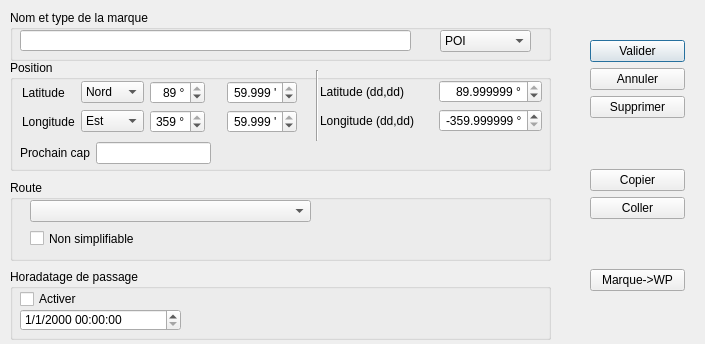
The window that src/Ui/POI_editor.ui (nohal/qtVlm) describes before a commit, drawn with Qt 5.
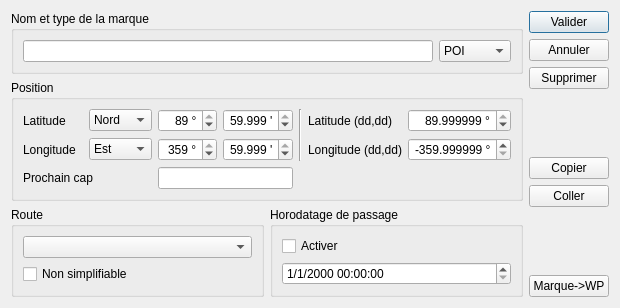
The same window after the commit.

Diff of the .ui file:
```diff
--- a/src/Ui/POI_editor.ui
+++ b/src/Ui/POI_editor.ui
@@ -6,76 +6,319 @@
    <rect>
     <x>0</x>
     <y>0</y>
-    <width>705</width>
-    <height>344</height>
+    <width>620</width>
+    <height>268</height>
    </rect>
   </property>
   <property name="windowTitle">
    <string notr="true">Marque :</string>
   </property>
-  <widget class="QWidget" name="widget" native="true">
-   <property name="geometry">
-    <rect>
-     <x>0</x>
-     <y>0</y>
-     <width>701</width>
-     <height>341</height>
-    </rect>
-   </property>
-   <property name="sizePolicy">
-    <sizepolicy hsizetype="Fixed" vsizetype="Fixed">
-     <horstretch>0</horstretch>
-     <verstretch>0</verstretch>
-    </sizepolicy>
-   </property>
-   <widget class="QGroupBox" name="groupBox_3">
-    <property name="geometry">
-     <rect>
-      <x>10</x>
-      <y>269</y>
-      <width>541</width>
-      <height>71</height>
-     </rect>
-    </property>
-    <property name="title">
-     <string>Horadatage de passage</string>
-    </property>
-    <widget class="QCheckBox" name="chk_tstamp">
-     <property name="geometry">
-      <rect>
-       <x>10</x>
-       <y>20</y>
-       <width>81</width>
-       <height>20</height>
-      </rect>
-     </property>
-     <property name="text">
-      <string>Activer</string>
-     </property>
-    </widget>
-    <widget class="QDateTimeEdit" name="editTStamp">
-     <property name="geometry">
-      <rect>
-       <x>10</x>
-       <y>40</y>
-       <width>161</width>
-       <height>22</height>
-      </rect>
-     </property>
-     <property name="displayFormat">
-      <string>M/d/yyyy hh:mm:ss</string>
-     </property>
-    </widget>
-   </widget>
-   <widget class="QWidget" name="layoutWidget">
-    <property name="geometry">
-     <rect>
-      <x>590</x>
-      <y>40</y>
-      <width>95</width>
-      <height>251</height>
-     </rect>
-    </property>
+  <layout class="QHBoxLayout" name="horizontalLayout_2">
+   <item>
+    <layout class="QVBoxLayout" name="verticalLayout_2">
+     <item>
+      <widget class="QGroupBox" name="groupBox">
+       <property name="title">
+        <string>Nom et type de la marque</string>
+       </property>
+       <layout class="QHBoxLayout" name="horizontalLayout">
+        <item>
+         <widget class="QLineEdit" name="editName"/>
+        </item>
+        <item>
+         <widget class="QComboBox" name="POI_type_liste">
+          <item>
+           <property name="text">
+            <string>POI</string>
+           </property>
+          </item>
+          <item>
+           <property name="text">
+            <string>Marque</string>
+           </property>
+          </item>
+          <item>
+           <property name="text">
+            <string>Balise</string>
+           </property>
+          </item>
+         </widget>
+        </item>
+       </layout>
+      </widget>
+     </item>
+     <item>
+      <widget class="QGroupBox" name="groupBox_2">
+       <property name="title">
+        <string>Position</string>
+       </property>
+       <layout class="QGridLayout" name="gridLayout_3">
+        <item row="1" column="7">
+         <widget class="QDoubleSpinBox" name="lon_val">
+          <property name="alignment">
+           <set>Qt::AlignRight|Qt::AlignTrailing|Qt::AlignVCenter</set>
+          </property>
+          <property name="suffix">
+           <string> °</string>
+          </property>
+          <property name="decimals">
+           <number>6</number>
+          </property>
+          <property name="minimum">
+           <double>-359.999999000000003</double>
+          </property>
+          <property name="maximum">
+           <double>359.999999000000003</double>
+          </property>
+          <property name="singleStep">
+           <double>0.100000000000000</double>
+          </property>
+          <property name="value">
+           <double>-359.999999000000003</double>
+          </property>
+         </widget>
+        </item>
+        <item row="1" column="1">
+         <widget class="QComboBox" name="lon_sig">
+          <item>
+           <property name="text">
+            <string>Est</string>
+           </property>
+          </item>
+          <item>
+           <property name="text">
+            <string>Ouest</string>
+           </property>
+          </item>
+         </widget>
+        </item>
+        <item row="0" column="5" rowspan="2">
+         <widget class="Line" name="line">
+          <property name="orientation">
+           <enum>Qt::Vertical</enum>
+          </property>
+         </widget>
+        </item>
+        <item row="1" column="3">
+         <widget class="QDoubleSpinBox" name="lon_min">
+          <property name="alignment">
+           <set>Qt::AlignRight|Qt::AlignTrailing|Qt::AlignVCenter</set>
+          </property>
+          <property name="suffix">
+           <string> '</string>
+          </property>
+          <property name="decimals">
+           <number>3</number>
+          </property>
+          <property name="minimum">
+           <double>0.000000000000000</double>
+          </property>
+          <property name="maximum">
+           <double>59.999000000000002</double>
+          </property>
+          <property name="value">
+           <double>59.999000000000002</double>
+          </property>
+         </widget>
+        </item>
+        <item row="1" column="0">
+         <widget class="QLabel" name="label_2">
+          <property name="text">
+           <string>Longitude</string>
+          </property>
+         </widget>
+        </item>
+        <item row="0" column="0">
+         <widget class="QLabel" name="label">
+          <property name="text">
+           <string>Latitude</string>
+          </property>
+         </widget>
+        </item>
+        <item row="0" column="7">
+         <widget class="QDoubleSpinBox" name="lat_val">
+          <property name="alignment">
+           <set>Qt::AlignRight|Qt::AlignTrailing|Qt::AlignVCenter</set>
+          </property>
+          <property name="suffix">
+           <string> °</string>
+          </property>
+          <property name="decimals">
+           <number>6</number>
+          </property>
+          <property name="minimum">
+           <double>-89.999999000000003</double>
+          </property>
+          <property name="maximum">
+           <double>89.999999000000003</double>
+          </property>
+          <property name="singleStep">
+           <double>0.100000000000000</double>
+          </property>
+          <property name="value">
+           <double>89.999999000000003</double>
+          </property>
+         </widget>
+        </item>
+        <item row="1" column="2">
+         <widget class="QDoubleSpinBox" name="lon_deg">
+          <property name="alignment">
+           <set>Qt::AlignRight|Qt::AlignTrailing|Qt::AlignVCenter</set>
+          </property>
+          <property name="suffix">
+           <string> °</string>
+          </property>
+          <property name="decimals">
+           <number>0</number>
+          </property>
+          <property name="maximum">
+           <double>359.000000000000000</double>
+          </property>
+          <property name="value">
+           <double>359.000000000000000</double>
+          </property>
+         </widget>
+        </item>
+        <item row="0" column="6">
+         <widget class="QLabel" name="label_5">
+          <property name="text">
+           <string>Latitude (dd,dd)</string>
+          </property>
+         </widget>
+        </item>
+        <item row="1" column="6">
+         <widget class="QLabel" name="label_6">
+          <property name="text">
+           <string>Longitude (dd,dd)</string>
+          </property>
+         </widget>
+        </item>
+        <item row="0" column="3">
+         <widget class="QDoubleSpinBox" name="lat_min">
+          <property name="alignment">
+           <set>Qt::AlignRight|Qt::AlignTrailing|Qt::AlignVCenter</set>
+          </property>
+          <property name="suffix">
+           <string> '</string>
+          </property>
+          <property name="decimals">
+           <number>3</number>
+          </property>
+          <property name="minimum">
+           <double>0.000000000000000</double>
+          </property>
+          <property name="maximum">
+           <double>59.999000000000002</double>
+          </property>
+          <property name="value">
+           <double>59.999000000000002</double>
+          </property>
+         </widget>
+        </item>
+        <item row="0" column="1">
+         <widget class="QComboBox" name="lat_sig">
+          <item>
+           <property name="text">
+            <string>Nord</string>
+           </property>
+          </item>
+          <item>
+           <property name="text">
+            <string>Sud</string>
+           </property>
+          </item>
+         </widget>
+        </item>
+        <item row="0" column="2">
+         <widget class="QDoubleSpinBox" name="lat_deg">
+          <property name="alignment">
+           <set>Qt::AlignRight|Qt::AlignTrailing|Qt::AlignVCenter</set>
+          </property>
+          <property name="prefix">
+           <string/>
+          </property>
+          <property name="suffix">
+           <string> °</string>
+          </property>
+          <property name="decimals">
+           <number>0</number>
+          </property>
+          <property name="maximum">
+           <double>89.000000000000000</double>
+          </property>
+          <property name="value">
+           <double>89.000000000000000</double>
+          </property>
+         </widget>
+        </item>
+        <item row="2" column="0" colspan="2">
+         <widget class="QLabel" name="label_3">
+          <property name="text">
+           <string>Prochain cap</string>
+          </property>
+         </widget>
+        </item>
+        <item row="2" column="2" colspan="2">
+         <widget class="QLineEdit" name="editWph"/>
+        </item>
+       </layout>
+      </widget>
+     </item>
+     <item>
+      <layout class="QHBoxLayout" name="horizontalLayout_3">
+       <property name="leftMargin">
+        <number>0</number>
+       </property>
+       <property name="topMargin">
+        <number>0</number>
+       </property>
+       <item>
+        <widget class="QGroupBox" name="groupBox_4">
+         <property name="title">
+          <string>Route</string>
+         </property>
+         <layout class="QVBoxLayout" name="verticalLayout_3">
+          <item>
+           <widget class="QComboBox" name="cb_routeList"/>
+          </item>
+          <item>
+           <widget class="QCheckBox" name="notSimplicable">
+            <property name="text">
+             <string>Non simplifiable</string>
+            </property>
+           </widget>
+          </item>
+         </layout>
+        </widget>
+       </item>
+       <item>
+        <widget class="QGroupBox" name="groupBox_3">
+         <property name="title">
+          <string>Horodatage de passage</string>
+         </property>
+         <layout class="QVBoxLayout" name="verticalLayout_4">
+          <item>
+           <widget class="QCheckBox" name="chk_tstamp">
+            <property name="text">
+             <string>Activer</string>
+            </property>
+           </widget>
+          </item>
+          <item>
+           <widget class="QDateTimeEdit" name="editTStamp">
+            <property name="displayFormat">
+             <string>M/d/yyyy hh:mm:ss</string>
+            </property>
+           </widget>
+          </item>
+         </layout>
+        </widget>
+       </item>
+      </layout>
+     </item>
+    </layout>
+   </item>
+   <item>
     <layout class="QVBoxLayout" name="verticalLayout">
      <item>
       <widget class="QPushButton" name="btOk">
@@ -146,407 +389,8 @@
       </widget>
      </item>
     </layout>
-   </widget>
-   <widget class="QGroupBox" name="groupBox_4">
-    <property name="geometry">
-     <rect>
-      <x>10</x>
-      <y>180</y>
-      <width>541</width>
-      <height>81</height>
-     </rect>
-    </property>
-    <property name="title">
-     <string>Route</string>
-    </property>
-    <widget class="QComboBox" name="cb_routeList">
-     <property name="geometry">
-      <rect>
-       <x>20</x>
-       <y>20</y>
-       <width>281</width>
-       <height>22</height>
-      </rect>
-     </property>
-    </widget>
-    <widget class="QCheckBox" name="notSimplicable">
-     <property name="geometry">
-      <rect>
-       <x>20</x>
-       <y>50</y>
-       <width>221</width>
-       <height>17</height>
-      </rect>
-     </property>
-     <property name="text">
-      <string>Non simplifiable</string>
-     </property>
-    </widget>
-   </widget>
-   <widget class="QGroupBox" name="groupBox_2">
-    <property name="geometry">
-     <rect>
-      <x>10</x>
-      <y>60</y>
-      <width>541</width>
-      <height>111</height>
-     </rect>
-    </property>
-    <property name="title">
-     <string>Position</string>
-    </property>
-    <widget class="QWidget" name="layoutWidget">
-     <property name="geometry">
-      <rect>
-       <x>10</x>
-       <y>80</y>
-       <width>191</width>
-       <height>26</height>
-      </rect>
-     </property>
-     <layout class="QHBoxLayout" name="horizontalLayout_3">
-      <item>
-       <widget class="QLabel" name="label_3">
-        <property name="text">
-         <string>Prochain cap</string>
-        </property>
-       </widget>
-      </item>
-      <item>
-       <widget class="QLineEdit" name="editWph"/>
-      </item>
-     </layout>
-    </widget>
-    <widget class="QLabel" name="label_4">
-     <property name="geometry">
-      <rect>
-       <x>250</x>
-       <y>23</y>
-       <width>21</width>
-       <height>16</height>
-      </rect>
-     </property>
-     <property name="text">
-      <string/>
-     </property>
-    </widget>
-    <widget class="Line" name="line">
-     <property name="geometry">
-      <rect>
-       <x>299</x>
-       <y>10</y>
-       <width>16</width>
-       <height>71</height>
-      </rect>
-     </property>
-     <property name="orientation">
-      <enum>Qt::Vertical</enum>
-     </property>
-    </widget>
-    <widget class="QWidget" name="layoutWidget">
-     <property name="geometry">
-      <rect>
-       <x>12</x>
-       <y>21</y>
-       <width>291</width>
-       <height>53</height>
-      </rect>
-     </property>
-     <layout class="QGridLayout" name="gridLayout">
-      <item row="0" column="1">
-       <widget class="QComboBox" name="lat_sig">
-        <item>
-         <property name="text">
-          <string>Nord</string>
-         </property>
-        </item>
-        <item>
-         <property name="text">
-          <string>Sud</string>
-         </property>
-        </item>
-       </widget>
-      </item>
-      <item row="0" column="2" colspan="2">
-       <widget class="QDoubleSpinBox" name="lat_deg">
-        <property name="alignment">
-         <set>Qt::AlignRight|Qt::AlignTrailing|Qt::AlignVCenter</set>
-        </property>
-        <property name="prefix">
-         <string/>
-        </property>
-        <property name="suffix">
-         <string> °</string>
-        </property>
-        <property name="decimals">
-         <number>0</number>
-        </property>
-        <property name="maximum">
-         <double>89.000000000000000</double>
-        </property>
-        <property name="value">
-         <double>89.000000000000000</double>
-        </property>
-       </widget>
-      </item>
-      <item row="0" column="5">
-       <widget class="QDoubleSpinBox" name="lat_min">
-        <property name="alignment">
-         <set>Qt::AlignRight|Qt::AlignTrailing|Qt::AlignVCenter</set>
-        </property>
-        <property name="suffix">
-         <string> '</string>
-        </property>
-        <property name="decimals">
-         <number>3</number>
-        </property>
-        <property name="minimum">
-         <double>0.000000000000000</double>
-        </property>
-        <property name="maximum">
-         <double>59.999000000000002</double>
-        </property>
-        <property name="value">
-         <double>59.999000000000002</double>
-        </property>
-       </widget>
-      </item>
-      <item row="1" column="1">
-       <widget class="QComboBox" name="lon_sig">
-        <item>
-         <property name="text">
-          <string>Est</string>
-         </property>
-        </item>
-        <item>
-         <property name="text">
-          <string>Ouest</string>
-         </property>
-        </item>
-       </widget>
-      </item>
-      <item row="1" column="2" colspan="2">
-       <widget class="QDoubleSpinBox" name="lon_deg">
-        <property name="alignment">
-         <set>Qt::AlignRight|Qt::AlignTrailing|Qt::AlignVCenter</set>
-        </property>
-        <property name="suffix">
-         <string> °</string>
-        </property>
-        <property name="decimals">
-         <number>0</number>
-        </property>
-        <property name="maximum">
-         <double>359.000000000000000</double>
-        </property>
-        <property name="value">
-         <double>359.000000000000000</double>
-        </property>
-       </widget>
-      </item>
-      <item row="1" column="5">
-       <widget class="QDoubleSpinBox" name="lon_min">
-        <property name="alignment">
-         <set>Qt::AlignRight|Qt::AlignTrailing|Qt::AlignVCenter</set>
-        </property>
-        <property name="suffix">
-         <string> '</string>
-        </property>
-        <property name="decimals">
-         <number>3</number>
-        </property>
-        <property name="minimum">
-         <double>0.000000000000000</double>
-        </property>
-        <property name="maximum">
-         <double>59.999000000000002</double>
-        </property>
-        <property name="value">
-         <double>59.999000000000002</double>
-        </property>
-       </widget>
-      </item>
-      <item row="0" column="0">
-       <widget class="QLabel" name="label">
-        <property name="text">
-         <string>Latitude</string>
-        </property>
-       </widget>
-      </item>
-      <item row="1" column="0">
-       <widget class="QLabel" name="label_2">
-        <property name="text">
-         <string>Longitude</string>
-        </property>
-       </widget>
-      </item>
-      <item row="0" column="4">
-       <spacer name="horizontalSpacer">
-        <property name="orientation">
-         <enum>Qt::Horizontal</enum>
-        </property>
-        <property name="sizeHint" stdset="0">
-         <size>
-          <width>40</width>
-          <height>20</height>
-         </size>
-        </property>
-       </spacer>
-      </item>
-      <item row="0" column="6">
-       <spacer name="horizontalSpacer_2">
-        <property name="orientation">
-         <enum>Qt::Horizontal</enum>
-        </property>
-        <property name="sizeHint" stdset="0">
-         <size>
-          <width>40</width>
-          <height>20</height>
-         </size>
-        </property>
-       </spacer>
-      </item>
-     </layout>
-    </widget>
-    <widget class="QWidget" name="layoutWidget">
-     <property name="geometry">
-      <rect>
-       <x>310</x>
-       <y>20</y>
-       <width>222</width>
-       <height>53</height>
-      </rect>
-     </property>
-     <layout class="QGridLayout" name="gridLayout_2">
-      <item row="0" column="0">
-       <widget class="QLabel" name="label_5">
-        <property name="text">
-         <string>Latitude (dd,dd)</string>
-        </property>
-       </widget>
-      </item>
-      <item row="0" column="2">
-       <widget class="QDoubleSpinBox" name="lat_val">
-        <property name="alignment">
-         <set>Qt::AlignRight|Qt::AlignTrailing|Qt::AlignVCenter</set>
-        </property>
-        <property name="suffix">
-         <string> °</string>
-        </property>
-        <property name="decimals">
-         <number>6</number>
-        </property>
-        <property name="minimum">
-         <double>-89.999999000000003</double>
-        </property>
-        <property name="maximum">
-         <double>89.999999000000003</double>
-        </property>
-        <property name="singleStep">
-         <double>0.100000000000000</double>
-        </property>
-        <property name="value">
-         <double>89.999999000000003</double>
-        </property>
-       </widget>
-      </item>
-      <item row="1" column="0">
-       <widget class="QLabel" name="label_6">
-        <property name="text">
-         <string>Longitude (dd,dd)</string>
-        </property>
-       </widget>
-      </item>
-      <item row="1" column="2">
-       <widget class="QDoubleSpinBox" name="lon_val">
-        <property name="alignment">
-         <set>Qt::AlignRight|Qt::AlignTrailing|Qt::AlignVCenter</set>
-        </property>
-        <property name="suffix">
-         <string> °</string>
-        </property>
-        <property name="decimals">
-         <number>6</number>
-        </property>
-        <property name="minimum">
-         <double>-359.999999000000003</double>
-        </property>
-        <property name="maximum">
-         <double>359.999999000000003</double>
-        </property>
-        <property name="singleStep">
-         <double>0.100000000000000</double>
-        </property>
-        <property name="value">
-         <double>-359.999999000000003</double>
-        </property>
-       </widget>
-      </item>
-      <item row="0" column="1">
-       <spacer name="horizontalSpacer_3">
-        <property name="orientation">
-         <enum>Qt::Horizontal</enum>
-        </property>
-        <property name="sizeHint" stdset="0">
-         <size>
-          <width>40</width>
-          <height>20</height>
-         </size>
-        </property>
-       </spacer>
-      </item>
-     </layout>
-    </widget>
-   </widget>
-   <widget class="QGroupBox" name="groupBox">
-    <property name="geometry">
-     <rect>
-      <x>10</x>
-      <y>10</y>
-      <width>541</width>
-      <height>51</height>
-     </rect>
-    </property>
-    <property name="title">
-     <string>Nom et type de la marque</string>
-    </property>
-    <widget class="QLineEdit" name="editName">
-     <property name="geometry">
-      <rect>
-       <x>10</x>
-       <y>20</y>
-       <width>391</width>
-       <height>21</height>
-      </rect>
-     </property>
-    </widget>
-    <widget class="QComboBox" name="POI_type_liste">
-     <property name="geometry">
-      <rect>
-       <x>430</x>
-       <y>20</y>
-       <width>91</width>
-       <height>22</height>
-      </rect>
-     </property>
-     <item>
-      <property name="text">
-       <string>POI</string>
-      </property>
-     </item>
-     <item>
-      <property name="text">
-       <string>Marque</string>
-      </property>
-     </item>
-     <item>
-      <property name="text">
-       <string>Balise</string>
-      </property>
-     </item>
-    </widget>
-   </widget>
-  </widget>
+   </item>
+  </layout>
  </widget>
  <tabstops>
   <tabstop>editName</tabstop>
```
Left out of the diff: 9 changed lines with no effect on the pictures.
